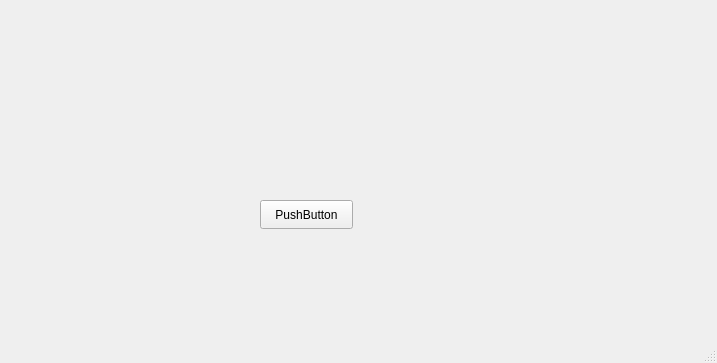
Above: mainwindow.ui from LarkDarya/2025_VT232_DaryaZhavoronkova_6 before the change. Below: the same form after it.
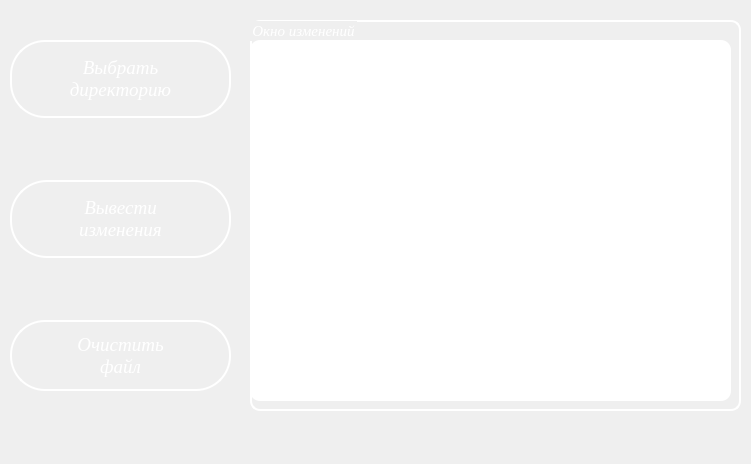
That is the form after the change.

Commit message: Создан интерфейс приложения

```diff
--- a/mainwindow.ui
+++ b/mainwindow.ui
@@ -6,25 +6,234 @@
    <rect>
     <x>0</x>
     <y>0</y>
-    <width>717</width>
-    <height>363</height>
+    <width>751</width>
+    <height>464</height>
    </rect>
   </property>
+  <property name="font">
+   <font>
+    <family>Times New Roman</family>
+    <pointsize>9</pointsize>
+    <italic>true</italic>
+   </font>
+  </property>
   <property name="windowTitle">
-   <string>MainWindow</string>
+   <string>Mini Git</string>
+  </property>
+  <property name="styleSheet">
+   <string notr="true">background: qlineargradient(
+    x1: 0, y1: 0, 
+    x2: 1, y2: 1, 
+    stop: 0 #FFB608, 
+    stop: 0.5 #FF2553, 
+    stop: 1 #00103C
+);
+border-radius: 10px;</string>
   </property>
   <widget class="QWidget" name="centralwidget">
    <widget class="QPushButton" name="pushButton">
     <property name="geometry">
      <rect>
-      <x>260</x>
-      <y>200</y>
-      <width>93</width>
-      <height>29</height>
+      <x>10</x>
+      <y>40</y>
+      <width>221</width>
+      <height>78</height>
      </rect>
     </property>
+    <property name="sizePolicy">
+     <sizepolicy hsizetype="Fixed" vsizetype="Fixed">
+      <horstretch>0</horstretch>
+      <verstretch>0</verstretch>
+     </sizepolicy>
+    </property>
+    <property name="font">
+     <font>
+      <family>Times New Roman</family>
+      <pointsize>14</pointsize>
+      <italic>true</italic>
+     </font>
+    </property>
+    <property name="cursor">
+     <cursorShape>PointingHandCursor</cursorShape>
+    </property>
+    <property name="toolTip">
+     <string/>
+    </property>
+    <property name="styleSheet">
+     <string notr="true">QPushButton {
+    background: transparent;    /* Без фона */
+    color: white;               /* Цвет текста */
+    border: 2px solid white;    /* Белая рамка */
+    border-radius: 35px;        /* Закругленные углы */
+    padding: 11px;              /* Отступы */
+}
+
+QPushButton:hover {
+    background: transparent;    /* Без фона при наведении */
+    border: 3px solid white;     /* Увеличенная белая рамка при наведении */
+    text-decoration: underline;   /* Подчеркнутый текст при наведении */
+}
+
+
+
+
+</string>
+    </property>
     <property name="text">
-     <string>PushButton</string>
+     <string>Выбрать 
+директорию</string>
+    </property>
+    <property name="checkable">
+     <bool>false</bool>
+    </property>
+   </widget>
+   <widget class="QPushButton" name="pushButton_4">
+    <property name="geometry">
+     <rect>
+      <x>10</x>
+      <y>180</y>
+      <width>221</width>
+      <height>78</height>
+     </rect>
+    </property>
+    <property name="sizePolicy">
+     <sizepolicy hsizetype="Fixed" vsizetype="Fixed">
+      <horstretch>0</horstretch>
+      <verstretch>0</verstretch>
+     </sizepolicy>
+    </property>
+    <property name="font">
+     <font>
+      <family>Times New Roman</family>
+      <pointsize>14</pointsize>
+      <italic>true</italic>
+     </font>
+    </property>
+    <property name="cursor">
+     <cursorShape>PointingHandCursor</cursorShape>
+    </property>
+    <property name="toolTip">
+     <string/>
+    </property>
+    <property name="styleSheet">
+     <string notr="true">QPushButton {
+    background: transparent;    /* Без фона */
+    color: white;               /* Цвет текста */
+    border: 2px solid white;    /* Белая рамка */
+    border-radius: 37px;        /* Закругленные углы */
+    padding: 5px;              /* Отступы */
+}
+
+QPushButton:hover {
+    background: transparent;    /* Без фона при наведении */
+    border: 3px solid white;     /* Увеличенная белая рамка при наведении */
+    text-decoration: underline;   /* Подчеркнутый текст при наведении */
+}
+
+
+
+
+</string>
+    </property>
+    <property name="text">
+     <string>Вывести 
+изменения</string>
+    </property>
+    <property name="checkable">
+     <bool>false</bool>
+    </property>
+   </widget>
+   <widget class="QGroupBox" name="groupBox">
+    <property name="geometry">
+     <rect>
+      <x>250</x>
+      <y>20</y>
+      <width>491</width>
+      <height>391</height>
+     </rect>
+    </property>
+    <property name="font">
+     <font>
+      <family>Times New Roman</family>
+      <pointsize>11</pointsize>
+      <italic>true</italic>
+     </font>
+    </property>
+    <property name="styleSheet">
+     <string notr="true">QGroupBox {
+    background: transparent;    /* Без фона */
+    color: white;               /* Цвет текста */
+    border: 2px solid white;    /* Белая рамка */
+    border-radius: 10px;        /* Закругленные углы */
+    padding: 11px;              /* Отступы */
+}</string>
+    </property>
+    <property name="title">
+     <string>Окно изменений</string>
+    </property>
+    <widget class="QTextEdit" name="textEdit">
+     <property name="geometry">
+      <rect>
+       <x>0</x>
+       <y>20</y>
+       <width>481</width>
+       <height>361</height>
+      </rect>
+     </property>
+     <property name="styleSheet">
+      <string notr="true">QTextEdit {
+    background-color: white;
+    color: #00103C;
+    font-family: 'Times New Roman';
+    font-size: 12pt;
+    padding: 5px;
+}</string>
+     </property>
+    </widget>
+   </widget>
+   <widget class="QPushButton" name="pushButton_3">
+    <property name="geometry">
+     <rect>
+      <x>10</x>
+      <y>320</y>
+      <width>221</width>
+      <height>71</height>
+     </rect>
+    </property>
+    <property name="sizePolicy">
+     <sizepolicy hsizetype="Fixed" vsizetype="Fixed">
+      <horstretch>0</horstretch>
+      <verstretch>0</verstretch>
+     </sizepolicy>
+    </property>
+    <property name="font">
+     <font>
+      <family>Times New Roman</family>
+      <pointsize>14</pointsize>
+      <italic>true</italic>
+     </font>
+    </property>
+    <property name="cursor">
+     <cursorShape>PointingHandCursor</cursorShape>
+    </property>
+    <property name="styleSheet">
+     <string notr="true">QPushButton {
+    background: transparent;    /* Без фона */
+    color: white;               /* Цвет текста */
+    border: 2px solid white;    /* Белая рамка */
+    border-radius: 35px;        /* Закругленные углы */
+    padding: 6px;              /* Отступы */
+}
+
+QPushButton:hover {
+    background: transparent;    /* Без фона при наведении */
+    border: 3px solid white;     /* Увеличенная белая рамка при наведении */
+    text-decoration: underline;   /* Подчеркнутый текст при наведении */
+}</string>
+    </property>
+    <property name="text">
+     <string>Очистить 
+файл</string>
     </property>
    </widget>
   </widget>
```
Left out of the diff: 2 changed lines with no effect on the pictures. The commit also changes 5 other files.
